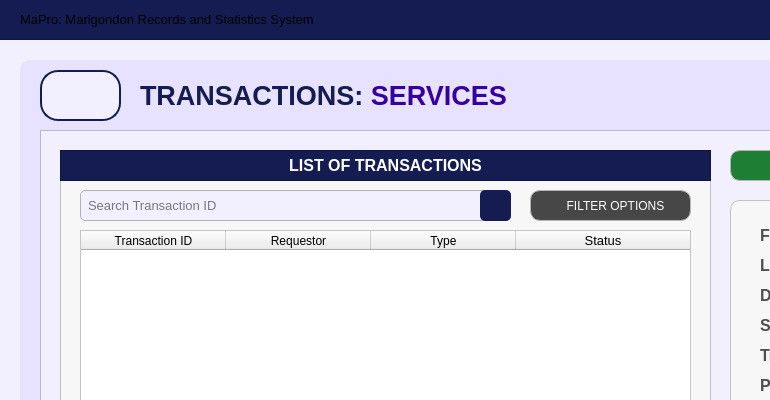
Qt form Resources/UIs/MainPages/TransactionPages/services.ui (Yohhannn/Barangay-Records-Statistics-System) before a commit; both pictures show x 0 to 770 and y 0 to 400 of the 1350 by 850 pixel window.
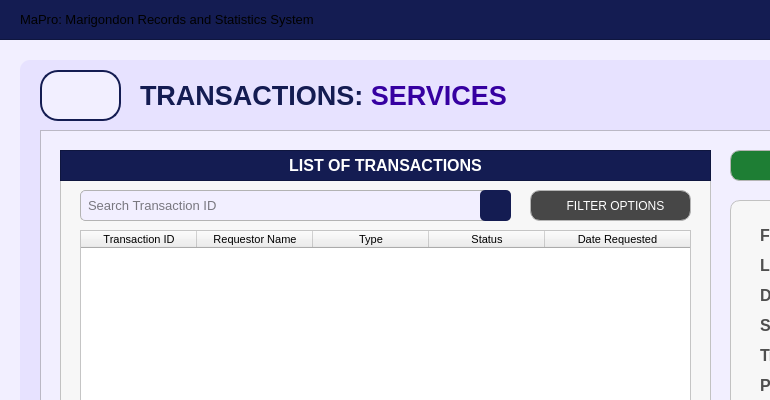
The same form after that commit. Icons and pictures are not drawn.

```diff
--- a/Resources/UIs/MainPages/TransactionPages/services.ui
+++ b/Resources/UIs/MainPages/TransactionPages/services.ui
@@ -386,7 +386,7 @@
        <bool>false</bool>
       </attribute>
       <attribute name="horizontalHeaderDefaultSectionSize">
-       <number>145</number>
+       <number>116</number>
       </attribute>
       <attribute name="horizontalHeaderShowSortIndicator" stdset="0">
        <bool>false</bool>
@@ -404,6 +404,7 @@
        <property name="font">
         <font>
          <family>Arial</family>
+         <pointsize>8</pointsize>
         </font>
        </property>
        <property name="background">
@@ -416,11 +417,12 @@
       </column>
       <column>
        <property name="text">
-        <string>Requestor</string>
+        <string>Requestor Name</string>
        </property>
        <property name="font">
         <font>
          <family>Arial</family>
+         <pointsize>8</pointsize>
         </font>
        </property>
        <property name="background">
@@ -438,6 +440,7 @@
        <property name="font">
         <font>
          <family>Arial</family>
+         <pointsize>8</pointsize>
         </font>
        </property>
        <property name="background">
@@ -455,7 +458,25 @@
        <property name="font">
         <font>
          <family>Arial</family>
-         <pointsize>10</pointsize>
+         <pointsize>8</pointsize>
+        </font>
+       </property>
+       <property name="background">
+        <color>
+         <red>59</red>
+         <green>57</green>
+         <blue>100</blue>
+        </color>
+       </property>
+      </column>
+      <column>
+       <property name="text">
+        <string>Date Requested</string>
+       </property>
+       <property name="font">
+        <font>
+         <family>Arial</family>
+         <pointsize>8</pointsize>
         </font>
        </property>
        <property name="background">
```
